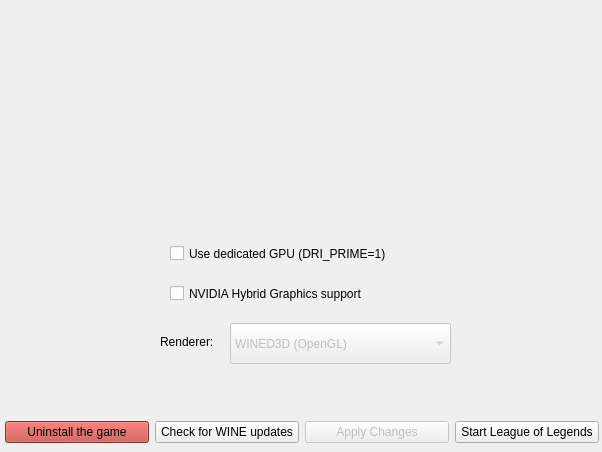
First picture: the form in python_src/ui/installer.ui, repository polkaulfield/lol-for-linux-installer, before the edit.
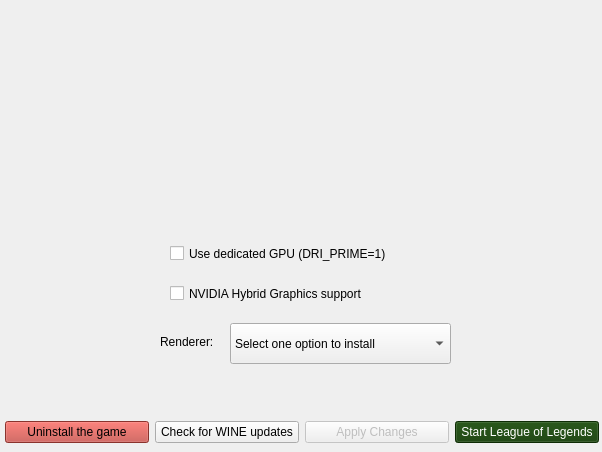
Second picture: the form after the edit. The open tabs and pages were chosen to show the change. Icons and pictures are not drawn.

Commit message: New way to install and switch between DXVK versions

Diff of the .ui file:
```diff
--- a/python_src/ui/installer.ui
+++ b/python_src/ui/installer.ui
@@ -814,6 +814,448 @@
                 </item>
                 <item>
                  <widget class="QPushButton" name="launchLeagueinstalled">
+                  <property name="palette">
+                   <palette>
+                    <active>
+                     <colorrole role="WindowText">
+                      <brush brushstyle="SolidPattern">
+                       <color alpha="255">
+                        <red>255</red>
+                        <green>255</green>
+                        <blue>255</blue>
+                       </color>
+                      </brush>
+                     </colorrole>
+                     <colorrole role="Button">
+                      <brush brushstyle="SolidPattern">
+                       <color alpha="255">
+                        <red>18</red>
+                        <green>61</green>
+                        <blue>5</blue>
+                       </color>
+                      </brush>
+                     </colorrole>
+                     <colorrole role="Light">
+                      <brush brushstyle="SolidPattern">
+                       <color alpha="255">
+                        <red>27</red>
+                        <green>91</green>
+                        <blue>8</blue>
+                       </color>
+                      </brush>
+                     </colorrole>
+                     <colorrole role="Midlight">
+                      <brush brushstyle="SolidPattern">
+                       <color alpha="255">
+                        <red>22</red>
+                        <green>76</green>
+                        <blue>6</blue>
+                       </color>
+                      </brush>
+                     </colorrole>
+                     <colorrole role="Dark">
+                      <brush brushstyle="SolidPattern">
+                       <color alpha="255">
+                        <red>9</red>
+                        <green>30</green>
+                        <blue>2</blue>
+                       </color>
+                      </brush>
+                     </colorrole>
+                     <colorrole role="Mid">
+                      <brush brushstyle="SolidPattern">
+                       <color alpha="255">
+                        <red>12</red>
+                        <green>41</green>
+                        <blue>3</blue>
+                       </color>
+                      </brush>
+                     </colorrole>
+                     <colorrole role="Text">
+                      <brush brushstyle="SolidPattern">
+                       <color alpha="255">
+                        <red>255</red>
+                        <green>255</green>
+                        <blue>255</blue>
+                       </color>
+                      </brush>
+                     </colorrole>
+                     <colorrole role="BrightText">
+                      <brush brushstyle="SolidPattern">
+                       <color alpha="255">
+                        <red>255</red>
+                        <green>255</green>
+                        <blue>255</blue>
+                       </color>
+                      </brush>
+                     </colorrole>
+                     <colorrole role="ButtonText">
+                      <brush brushstyle="SolidPattern">
+                       <color alpha="255">
+                        <red>255</red>
+                        <green>255</green>
+                        <blue>255</blue>
+                       </color>
+                      </brush>
+                     </colorrole>
+                     <colorrole role="Base">
+                      <brush brushstyle="SolidPattern">
+                       <color alpha="255">
+                        <red>0</red>
+                        <green>0</green>
+                        <blue>0</blue>
+                       </color>
+                      </brush>
+                     </colorrole>
+                     <colorrole role="Window">
+                      <brush brushstyle="SolidPattern">
+                       <color alpha="255">
+                        <red>18</red>
+                        <green>61</green>
+                        <blue>5</blue>
+                       </color>
+                      </brush>
+                     </colorrole>
+                     <colorrole role="Shadow">
+                      <brush brushstyle="SolidPattern">
+                       <color alpha="255">
+                        <red>0</red>
+                        <green>0</green>
+                        <blue>0</blue>
+                       </color>
+                      </brush>
+                     </colorrole>
+                     <colorrole role="AlternateBase">
+                      <brush brushstyle="SolidPattern">
+                       <color alpha="255">
+                        <red>9</red>
+                        <green>30</green>
+                        <blue>2</blue>
+                       </color>
+                      </brush>
+                     </colorrole>
+                     <colorrole role="ToolTipBase">
+                      <brush brushstyle="SolidPattern">
+                       <color alpha="255">
+                        <red>255</red>
+                        <green>255</green>
+                        <blue>220</blue>
+                       </color>
+                      </brush>
+                     </colorrole>
+                     <colorrole role="ToolTipText">
+                      <brush brushstyle="SolidPattern">
+                       <color alpha="255">
+                        <red>0</red>
+                        <green>0</green>
+                        <blue>0</blue>
+                       </color>
+                      </brush>
+                     </colorrole>
+                     <colorrole role="PlaceholderText">
+                      <brush brushstyle="SolidPattern">
+                       <color alpha="128">
+                        <red>255</red>
+                        <green>255</green>
+                        <blue>255</blue>
+                       </color>
+                      </brush>
+                     </colorrole>
+                    </active>
+                    <inactive>
+                     <colorrole role="WindowText">
+                      <brush brushstyle="SolidPattern">
+                       <color alpha="255">
+                        <red>255</red>
+                        <green>255</green>
+                        <blue>255</blue>
+                       </color>
+                      </brush>
+                     </colorrole>
+                     <colorrole role="Button">
+                      <brush brushstyle="SolidPattern">
+                       <color alpha="255">
+                        <red>18</red>
+                        <green>61</green>
+                        <blue>5</blue>
+                       </color>
+                      </brush>
+                     </colorrole>
+                     <colorrole role="Light">
+                      <brush brushstyle="SolidPattern">
+                       <color alpha="255">
+                        <red>27</red>
+                        <green>91</green>
+                        <blue>8</blue>
+                       </color>
+                      </brush>
+                     </colorrole>
+                     <colorrole role="Midlight">
+                      <brush brushstyle="SolidPattern">
+                       <color alpha="255">
+                        <red>22</red>
+                        <green>76</green>
+                        <blue>6</blue>
+                       </color>
+                      </brush>
+                     </colorrole>
+                     <colorrole role="Dark">
+                      <brush brushstyle="SolidPattern">
+                       <color alpha="255">
+                        <red>9</red>
+                        <green>30</green>
+                        <blue>2</blue>
+                       </color>
+                      </brush>
+                     </colorrole>
+                     <colorrole role="Mid">
+                      <brush brushstyle="SolidPattern">
+                       <color alpha="255">
+                        <red>12</red>
+                        <green>41</green>
+                        <blue>3</blue>
+                       </color>
+                      </brush>
+                     </colorrole>
+                     <colorrole role="Text">
+                      <brush brushstyle="SolidPattern">
+                       <color alpha="255">
+                        <red>255</red>
+                        <green>255</green>
+                        <blue>255</blue>
+                       </color>
+                      </brush>
+                     </colorrole>
+                     <colorrole role="BrightText">
+                      <brush brushstyle="SolidPattern">
+                       <color alpha="255">
+                        <red>255</red>
+                        <green>255</green>
+                        <blue>255</blue>
+                       </color>
+                      </brush>
+                     </colorrole>
+                     <colorrole role="ButtonText">
+                      <brush brushstyle="SolidPattern">
+                       <color alpha="255">
+                        <red>255</red>
+                        <green>255</green>
+                        <blue>255</blue>
+                       </color>
+                      </brush>
+                     </colorrole>
+                     <colorrole role="Base">
+                      <brush brushstyle="SolidPattern">
+                       <color alpha="255">
+                        <red>0</red>
+                        <green>0</green>
+                        <blue>0</blue>
+                       </color>
+                      </brush>
+                     </colorrole>
+                     <colorrole role="Window">
+                      <brush brushstyle="SolidPattern">
+                       <color alpha="255">
+                        <red>18</red>
+                        <green>61</green>
+                        <blue>5</blue>
+                       </color>
+                      </brush>
+                     </colorrole>
+                     <colorrole role="Shadow">
+                      <brush brushstyle="SolidPattern">
+                       <color alpha="255">
+                        <red>0</red>
+                        <green>0</green>
+                        <blue>0</blue>
+                       </color>
+                      </brush>
+                     </colorrole>
+                     <colorrole role="AlternateBase">
+                      <brush brushstyle="SolidPattern">
+                       <color alpha="255">
+                        <red>9</red>
+                        <green>30</green>
+                        <blue>2</blue>
+                       </color>
+                      </brush>
+                     </colorrole>
+                     <colorrole role="ToolTipBase">
+                      <brush brushstyle="SolidPattern">
+                       <color alpha="255">
+                        <red>255</red>
+                        <green>255</green>
+                        <blue>220</blue>
+                       </color>
+                      </brush>
+                     </colorrole>
+                     <colorrole role="ToolTipText">
+                      <brush brushstyle="SolidPattern">
+                       <color alpha="255">
+                        <red>0</red>
+                        <green>0</green>
+                        <blue>0</blue>
+                       </color>
+                      </brush>
+                     </colorrole>
+                     <colorrole role="PlaceholderText">
+                      <brush brushstyle="SolidPattern">
+                       <color alpha="128">
+                        <red>255</red>
+                        <green>255</green>
+                        <blue>255</blue>
+                       </color>
+                      </brush>
+                     </colorrole>
+                    </inactive>
+                    <disabled>
+                     <colorrole role="WindowText">
+                      <brush brushstyle="SolidPattern">
+                       <color alpha="255">
+                        <red>9</red>
+                        <green>30</green>
+                        <blue>2</blue>
+                       </color>
+                      </brush>
+                     </colorrole>
+                     <colorrole role="Button">
+                      <brush brushstyle="SolidPattern">
+                       <color alpha="255">
+                        <red>18</red>
+                        <green>61</green>
+                        <blue>5</blue>
+                       </color>
+                      </brush>
+                     </colorrole>
+                     <colorrole role="Light">
+                      <brush brushstyle="SolidPattern">
+                       <color alpha="255">
+                        <red>27</red>
+                        <green>91</green>
+                        <blue>8</blue>
+                       </color>
+                      </brush>
+                     </colorrole>
+                     <colorrole role="Midlight">
+                      <brush brushstyle="SolidPattern">
+                       <color alpha="255">
+                        <red>22</red>
+                        <green>76</green>
+                        <blue>6</blue>
+                       </color>
+                      </brush>
+                     </colorrole>
+                     <colorrole role="Dark">
+                      <brush brushstyle="SolidPattern">
+                       <color alpha="255">
+                        <red>9</red>
+                        <green>30</green>
+                        <blue>2</blue>
+                       </color>
+                      </brush>
+                     </colorrole>
+                     <colorrole role="Mid">
+                      <brush brushstyle="SolidPattern">
+                       <color alpha="255">
+                        <red>12</red>
+                        <green>41</green>
+                        <blue>3</blue>
+                       </color>
+                      </brush>
+                     </colorrole>
+                     <colorrole role="Text">
+                      <brush brushstyle="SolidPattern">
+                       <color alpha="255">
+                        <red>9</red>
+                        <green>30</green>
+                        <blue>2</blue>
+                       </color>
+                      </brush>
+                     </colorrole>
+                     <colorrole role="BrightText">
+                      <brush brushstyle="SolidPattern">
+                       <color alpha="255">
+                        <red>255</red>
+                        <green>255</green>
+                        <blue>255</blue>
+                       </color>
+                      </brush>
+                     </colorrole>
+                     <colorrole role="ButtonText">
+                      <brush brushstyle="SolidPattern">
+                       <color alpha="255">
+                        <red>9</red>
+                        <green>30</green>
+                        <blue>2</blue>
+                       </color>
+                      </brush>
+                     </colorrole>
+                     <colorrole role="Base">
+                      <brush brushstyle="SolidPattern">
+                       <color alpha="255">
+                        <red>18</red>
+                        <green>61</green>
+                        <blue>5</blue>
+                       </color>
+                      </brush>
+                     </colorrole>
+                     <colorrole role="Window">
+                      <brush brushstyle="SolidPattern">
+                       <color alpha="255">
+                        <red>18</red>
+                        <green>61</green>
+                        <blue>5</blue>
+                       </color>
+                      </brush>
+                     </colorrole>
+                     <colorrole role="Shadow">
+                      <brush brushstyle="SolidPattern">
+                       <color alpha="255">
+                        <red>0</red>
+                        <green>0</green>
+                        <blue>0</blue>
+                       </color>
+                      </brush>
+                     </colorrole>
+                     <colorrole role="AlternateBase">
+                      <brush brushstyle="SolidPattern">
+                       <color alpha="255">
+                        <red>18</red>
+                        <green>61</green>
+                        <blue>5</blue>
+                       </color>
+                      </brush>
+                     </colorrole>
+                     <colorrole role="ToolTipBase">
+                      <brush brushstyle="SolidPattern">
+                       <color alpha="255">
+                        <red>255</red>
+                        <green>255</green>
+                        <blue>220</blue>
+                       </color>
+                      </brush>
+                     </colorrole>
+                     <colorrole role="ToolTipText">
+                      <brush brushstyle="SolidPattern">
+                       <color alpha="255">
+                        <red>0</red>
+                        <green>0</green>
+                        <blue>0</blue>
+                       </color>
+                      </brush>
+                     </colorrole>
+                     <colorrole role="PlaceholderText">
+                      <brush brushstyle="SolidPattern">
+                       <color alpha="128">
+                        <red>255</red>
+                        <green>255</green>
+                        <blue>255</blue>
+                       </color>
+                      </brush>
+                     </colorrole>
+                    </disabled>
+                   </palette>
+                  </property>
                   <property name="text">
                    <string>Start League of Legends</string>
                   </property>
@@ -867,7 +1309,7 @@
               </widget>
               <widget class="QComboBox" name="comboBox">
                <property name="enabled">
-                <bool>false</bool>
+                <bool>true</bool>
                </property>
                <property name="geometry">
                 <rect>
@@ -879,7 +1321,7 @@
                </property>
                <item>
                 <property name="text">
-                 <string>WINED3D (OpenGL)</string>
+                 <string>Select one option to install</string>
                 </property>
                </item>
                <item>
```
Left out of the diff: 8 changed lines with no effect on the pictures. The commit also changes 1 other file.
